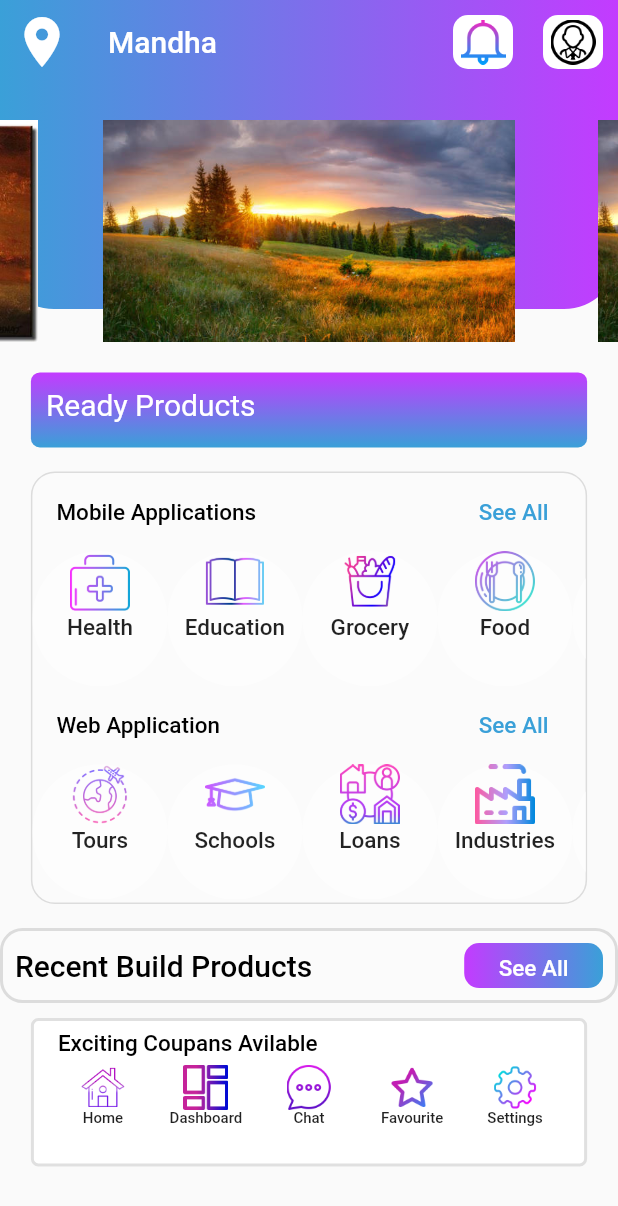
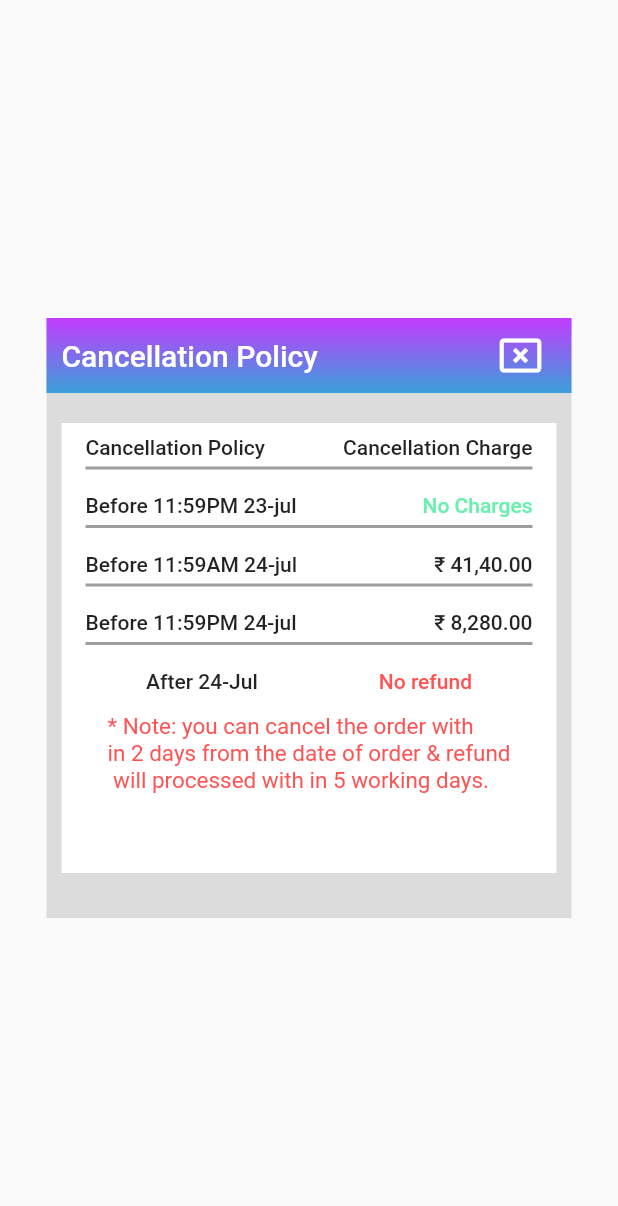
Before and after one commit to roshan-flutter/Devthread, a Flutter app: the screen it shows after launch, on a phone screen of 412 x 824 dp. Shown: the top 1206 px of the screen. Run offline on Flutter 3.47's test engine with Material 2 defaults, Android fonts, the phone set to English and light mode, and no system bars; drawn by our look-alikes of carousel_slider.

Commit message:
Created Cancellation Page

```diff
--- a/lib/main.dart
+++ b/lib/main.dart
@@ -1,4 +1,5 @@
 import 'package:devthread/Test/buttontest.dart';
+import 'package:devthread/pages/cancellation_policy.dart';
 import 'package:devthread/pages/page1.dart';
 import 'package:flutter/material.dart';
 
@@ -16,6 +17,6 @@ class MyApp extends StatefulWidget {
 class _MyAppState extends State<MyApp> {
   @override
   Widget build(BuildContext context) {
-    return FirstPage();
+    return CancillationPolicy();
   }
 }
--- /dev/null
+++ b/lib/pages/cancellation_policy.dart
@@ -0,0 +1,197 @@
+import 'package:devthread/Test/buttontest.dart';
+import 'package:flutter/material.dart';
+class CancillationPolicy extends StatefulWidget {
+  const CancillationPolicy({Key? key}) : super(key: key);
+
+  @override
+  State<CancillationPolicy> createState() => _CancillationPolicyState();
+}
+
+class _CancillationPolicyState extends State<CancillationPolicy> {
+  @override
+  Widget build(BuildContext context) {
+    return MaterialApp(
+      debugShowCheckedModeBanner: false,
+      home: SafeArea(
+        child: Scaffold(
+          body: Center(
+            child: Container(
+              width: 350,
+              height: 400,
+              color: Colors.black12,
+              child: Column(
+                children: [
+                  Container(
+                    width: 350,
+                    height: 50,
+                    decoration: BoxDecoration(
+                      gradient: LinearGradient(
+                        colors: [
+                          Color(0xFFc33bff),
+                          Color(0xFF3aa0d8),
+                        ],
+                        begin: Alignment.topCenter,
+                        end: Alignment.bottomCenter,
+                      ),
+                    ),
+                    child:Padding(
+                      padding: const EdgeInsets.only(left: 10,right: 10),
+                      child: Row(
+                        mainAxisAlignment: MainAxisAlignment.spaceBetween,
+                        children: [
+                          Text("Cancellation Policy",
+                            style: TextStyle(
+                              color: Colors.white,
+                              fontSize: 20,
+                              fontWeight: FontWeight.w500,
+                            ),
+                          ),
+                          IconButton(onPressed: (){
+                            //Navigator.push(context, MaterialPageRoute(builder: (context)=>ButtonTest()));
+                            print("Button is working ");
+                          },
+                            icon: Icon(Icons.cancel_presentation,
+                              color: Colors.white,
+                              size: 30,
+                            ),),
+                        ],
+                      ),
+                    ),
+                  ),
+                  SizedBox(height: 20,),
+                  Container(
+                    width: 330,
+                    height: 300,
+                    color: Colors.white,
+                    child: Column(
+                      children: [
+                        MyRow1("Cancellation Policy", "Cancellation Charge"),
+                        MyRow2("Before 11:59PM 23-jul", "No Charges"),
+                        MyRow1("Before 11:59AM 24-jul", "₹ 41,40.00"),
+                        MyRow1("Before 11:59PM 24-jul", "₹ 8,280.00"),
+                        MyRow3("After 24-Jul", "No refund"),
+                        Align(
+                          alignment: Alignment.center,
+                          child: Text("* Note: you can cancel the order with \n"
+                              "in 2 days from the date of order & refund\n will "
+                              "processed with in 5 working days.",
+                            style: TextStyle(
+                                color: Colors.redAccent,
+                                fontSize: 15
+                            ),),
+                        ),
+                      ],
+                    ),
+                  ),
+                ],
+              ),
+            ),
+          ),
+        ),
+      ),
+    );
+  }
+}
+
+
+Widget MyRow1(String _policy, String _charges)=> Container(
+  child: Padding(
+    padding: const EdgeInsets.only(left: 16,right: 16,top: 8,bottom: 8),
+    child: Column(
+      children: [
+        Row(
+          mainAxisAlignment: MainAxisAlignment.spaceBetween,
+          children: [
+            Text(_policy,
+              style: TextStyle(
+                fontWeight: FontWeight.w500,
+                fontSize: 14,
+                //  color: Colors,
+              ),),
+            Text(_charges,
+              style: TextStyle(
+                fontWeight: FontWeight.w500,
+                fontSize: 14,
+                //  color: Colors,
+              ),),
+          ],
+        ),
+        SizedBox(height: 5,),
+        Container(
+          width: 300,
+          height: 2,
+          color: Colors.black38,
+        ),
+      ],
+    ),
+
+  ),
+);
+
+Widget MyRow2(String _policy, String _charges)=> Container(
+  child: Padding(
+    padding: const EdgeInsets.only(left: 16,right: 16,top: 8,bottom: 8),
+    child: Column(
+      children: [
+        Row(
+          mainAxisAlignment: MainAxisAlignment.spaceBetween,
+          children: [
+            Text(_policy,
+              style: TextStyle(
+                fontWeight: FontWeight.w500,
+                fontSize: 14,
+                //  color: Colors,
+              ),),
+            Text(_charges,
+              style: TextStyle(
+                color: Colors.greenAccent,
+                fontSize: 14,
+                fontWeight: FontWeight.w500,
+              ),),
+          ],
+        ),
+        SizedBox(height: 5,),
+        Container(
+          width: 300,
+          height: 2,
+          color: Colors.black38,
+        ),
+      ],
+    ),
+
+  ),
+);
+
+Widget MyRow3(String _policy, String _charges)=> Container(
+  child: Padding(
+    padding: const EdgeInsets.only(left: 16,right: 16,top: 8,bottom: 8),
+    child: Column(
+      children: [
+        Row(
+          mainAxisAlignment: MainAxisAlignment.spaceAround,
+          children: [
+            Text(_policy,
+              style: TextStyle(
+                fontWeight: FontWeight.w500,
+                fontSize: 14,
+                //  color: Colors,
+              ),),
+            Text(_charges,
+              style: TextStyle(
+                color: Colors.redAccent,
+                fontWeight: FontWeight.w500,
+                fontSize: 14,
+              ),),
+          ],
+        ),
+        SizedBox(height: 5,),
+        // Container(
+        //   width: 300,
+        //   height: 1,
+        //   color: Colors.black,
+        // ),
+      ],
+    ),
+
+  ),
+);
```
